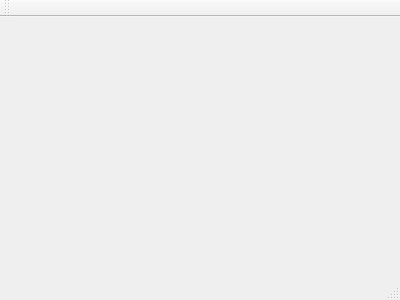
bestel74/GitCraque, file GitCraque/mainwindow.ui: the form before one commit.
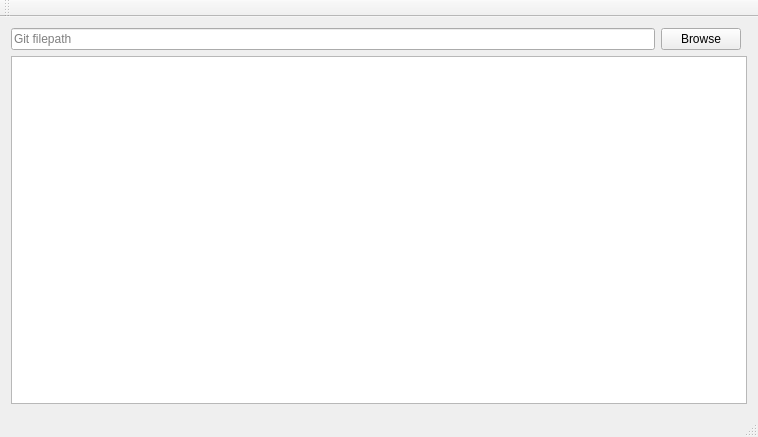
The form after the commit.

Patch:
```diff
--- a/GitCraque/mainwindow.ui
+++ b/GitCraque/mainwindow.ui
@@ -1,24 +1,66 @@
 <ui version="4.0">
  <class>MainWindow</class>
- <widget class="QMainWindow" name="MainWindow" >
-  <property name="geometry" >
+ <widget class="QMainWindow" name="MainWindow">
+  <property name="geometry">
    <rect>
     <x>0</x>
     <y>0</y>
-    <width>400</width>
-    <height>300</height>
+    <width>758</width>
+    <height>437</height>
    </rect>
   </property>
   <property name="windowTitle" >
    <string>MainWindow</string>
   </property>
-  <widget class="QMenuBar" name="menuBar" />
-  <widget class="QToolBar" name="mainToolBar" />
-  <widget class="QWidget" name="centralWidget" />
-  <widget class="QStatusBar" name="statusBar" />
+  <widget class="QWidget" name="centralWidget">
+   <layout class="QGridLayout" name="gridLayout">
+    <item row="1" column="0" colspan="3">
+     <widget class="QGraphicsView" name="graphicsView">
+      <property name="renderHints">
+       <set>QPainter::Antialiasing|QPainter::HighQualityAntialiasing|QPainter::SmoothPixmapTransform|QPainter::TextAntialiasing</set>
+      </property>
+     </widget>
+    </item>
+    <item row="0" column="0">
+     <widget class="QLineEdit" name="le_gitFilePath">
+      <property name="inputMask">
+       <string/>
+      </property>
+      <property name="placeholderText">
+       <string>Git filepath</string>
+      </property>
+     </widget>
+    </item>
+    <item row="0" column="1">
+     <widget class="QPushButton" name="pb_browse">
+      <property name="text">
+       <string>Browse</string>
+      </property>
+     </widget>
+    </item>
+   </layout>
+  </widget>
+  <widget class="QMenuBar" name="menuBar">
+   <property name="geometry">
+    <rect>
+     <x>0</x>
+     <y>0</y>
+     <width>758</width>
+     <height>19</height>
+    </rect>
+   </property>
+  </widget>
+  <widget class="QToolBar" name="mainToolBar">
+   <attribute name="toolBarArea">
+    <enum>TopToolBarArea</enum>
+   </attribute>
+   <attribute name="toolBarBreak">
+    <bool>false</bool>
+   </attribute>
+  </widget>
+  <widget class="QStatusBar" name="statusBar"/>
  </widget>
- <layoutDefault spacing="6" margin="11" />
- <pixmapfunction></pixmapfunction>
+ <layoutdefault spacing="6" margin="11"/>
  <resources/>
  <connections/>
 </ui>
```
Left out of the diff: 3 changed lines with no effect on the pictures.
